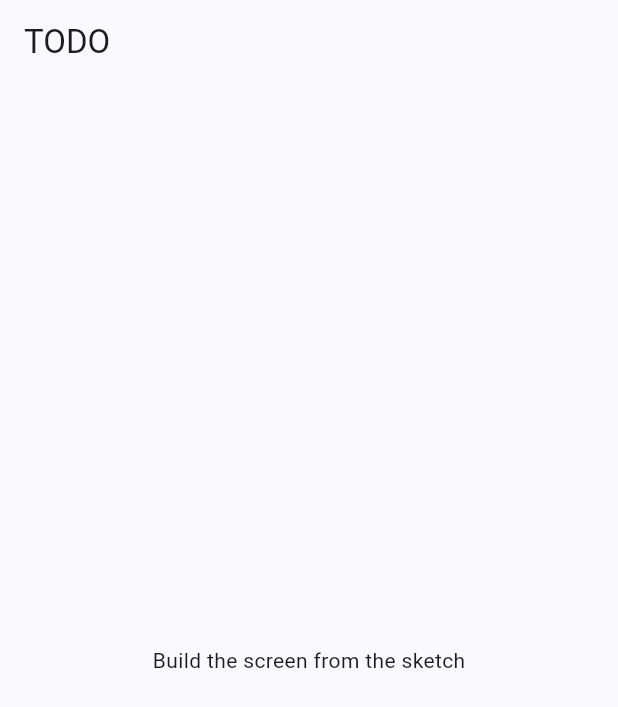
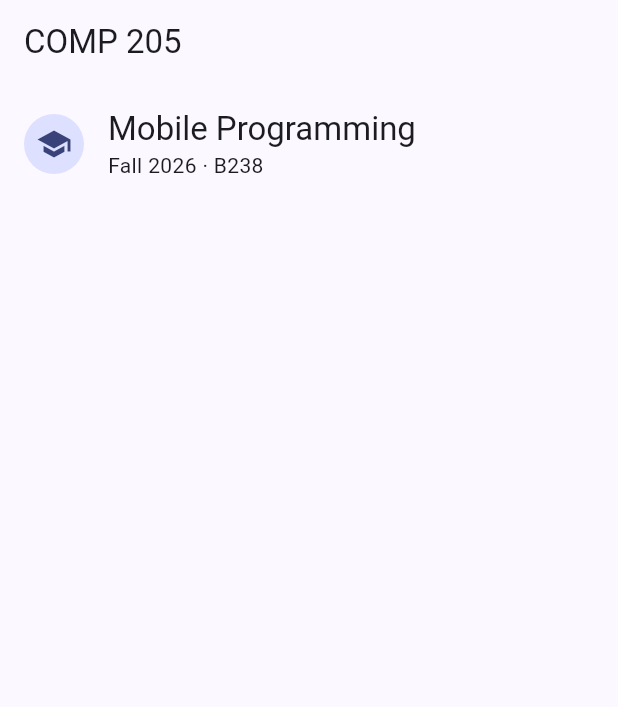
Before and after one commit to ddarlaa/comp205-lab02, a Flutter app: the screen it shows after launch, on a phone screen of 412 x 824 dp. Shown: the top 707 px of the screen. Run offline on Flutter 3.47's test engine with Material 3 defaults, Android fonts, the phone set to English and light mode, and no system bars.

Commit message:
part 1 and part 5 completed

```diff
--- a/lib/course_screen.dart
+++ b/lib/course_screen.dart
@@ -16,31 +16,45 @@ class _CourseScreenState extends State<CourseScreen> {
 
   @override
   Widget build(BuildContext context) {
-
     // TODO(Part 1-5): replace this placeholder with the screen from the sketch.
-    //  - Part 1: AppBar 'COMP 205' + header row (CircleAvatar + course name/term)
-    final theme = Theme.of(context);
-    final width = MediaQuery.sizeOf(context).width;
-
     //  - Part 2: schedule row with three equal items (Expanded)
     //  - Part 3: description inside a Card
     //  - Part 4: 'Interested: N' + "I'm interested" button + favorite IconButton
-    //  - Part 5: no overflow on a small phone
-    /* const Row(children: [
-  Icon(Icons.info),
-  Text('A very long message that does not fit on one line'),
-])
 
-// Fix: let the text take the remaining space and wrap
-const Row(children: [
-  Icon(Icons.info),
-  Expanded(
-    child: Text('A very long message that does not fit on one line'),
-  ),
-])*/
+
     return Scaffold(
-      appBar: AppBar(title: const Text('TODO')),
-      body: const Center(child: Text('Build the screen from the sketch')),
+      appBar: AppBar(title: const Text('COMP 205')),
+      body: SingleChildScrollView( //  - Part 5: no overflow on a small phone
+        //  - Part 1: AppBar 'COMP 205'
+        padding: const EdgeInsets.all(16),
+        child: Column(
+          children: [
+            // header row (CircleAvatar + course name/term)
+            Row(
+              children: [
+                const CircleAvatar(
+                  child: Icon(Icons.school),  // child 1
+                ),
+
+                const SizedBox(width: 16),    //child 2
+
+                Expanded(                     //child 3
+                  child: Column(
+                    crossAxisAlignment: CrossAxisAlignment.start,
+                    children: [
+                      Text(
+                        'Mobile Programming',
+                        style: Theme.of(context).textTheme.titleLarge,
+                      ),
+                      const Text('Fall 2026 · B238'),
+                    ],
+                  ),
+                ),
+              ],
+            ),
+          ],
+        ),
+      ),
     );
   }
 }
```
